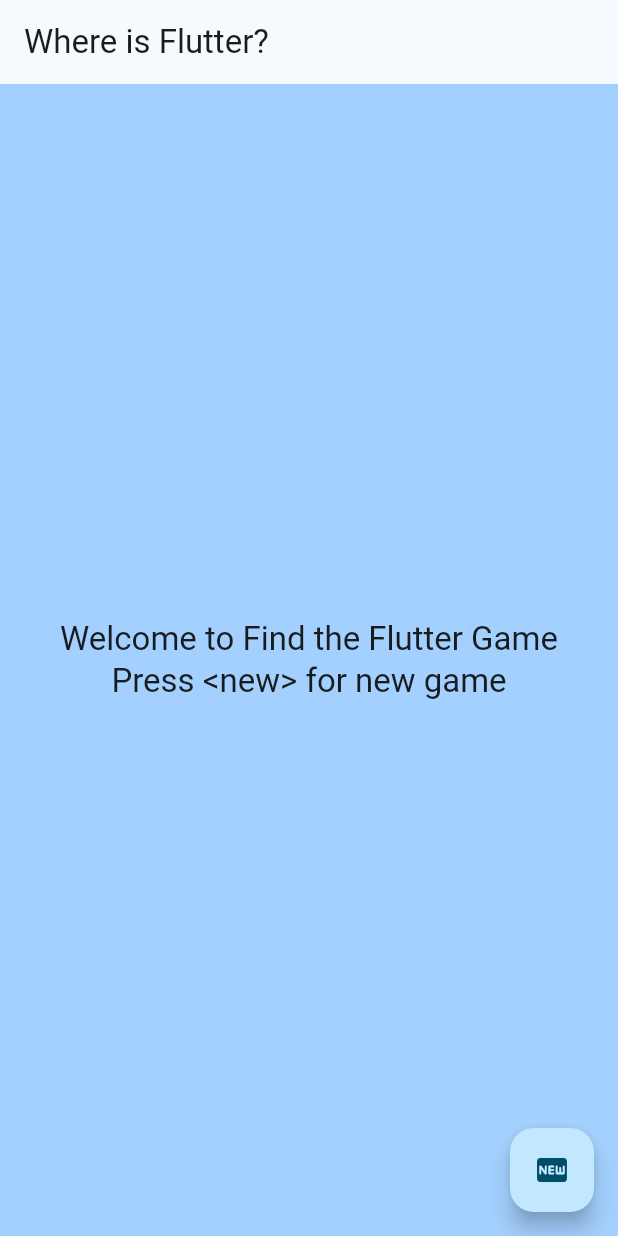
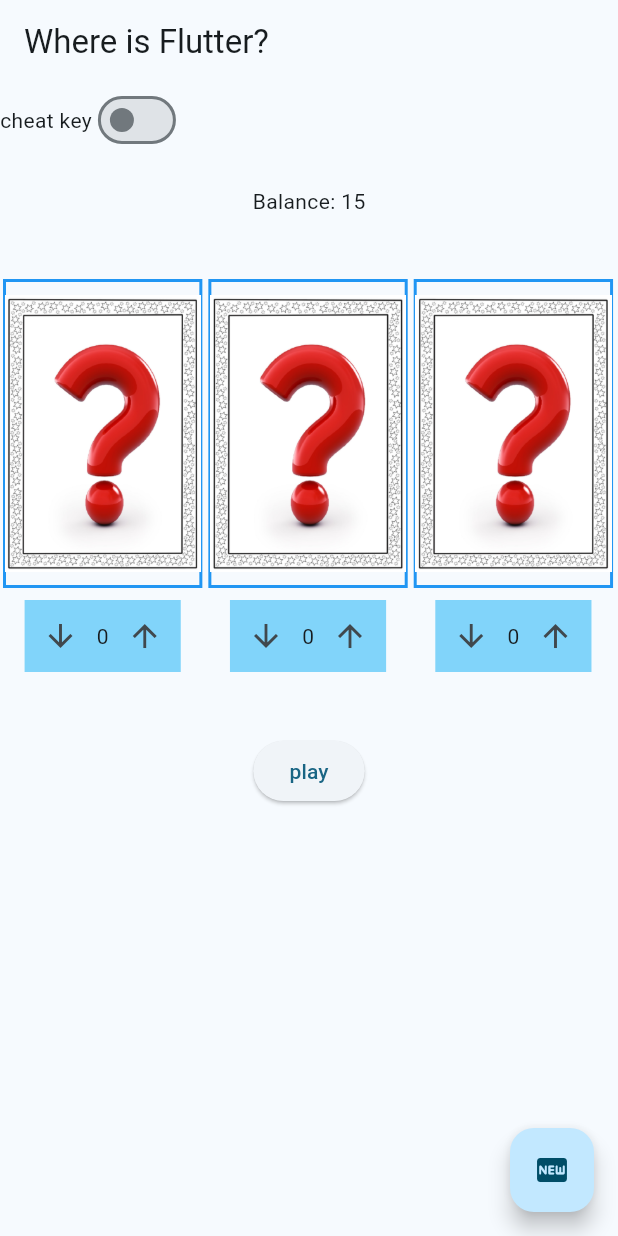
Before and after one commit to sunny99099/avalapa-pbheemarthi-project1-cmsc5303, a Flutter app: the screen it shows after launch, after a tap on the "fiber new" icon, on a phone screen of 412 x 824 dp. Run offline on Flutter 3.47's test engine with Material 3 defaults, Android fonts, the phone set to English and light mode, and no system bars.

Commit message:
playing Screen

```diff
--- /dev/null
+++ b/lib/controller/Game_controller.dart
@@ -0,0 +1,31 @@
+import 'package:avalapa_pbheemarthi_project1_cmsc530/View/home_Screen.dart';
+
+class GameController{
+  HomeState state;
+  GameController(this.state);
+
+  void onPressedNewGame(){
+    state.callSetState((){
+      state.model.restart();
+    });
+  }
+
+  void onPressedDownArrow(int i){
+    state.callSetState((){
+      state.model.board[i].card_bet--;
+    });
+  }
+
+  void onPressedUpArrow(int i){
+    state.callSetState((){
+      state.model.board[i].card_bet++;
+    });
+  }
+
+  void onPressedSwitch(){
+    state.callSetState((){
+      state.cheat_display();
+    });
+  }
+
+}
--- a/lib/model/game_model.dart
+++ b/lib/model/game_model.dart
@@ -1,27 +1,28 @@
 enum Cards{flutterCard, unturendCard, emptyCard,}
 enum GameState{init, playing, over}
 
+class boards{
+  late int card_bet;
+  late Cards card;
+  boards({card_bet, card});
+}
+
 class GameModel{
   int balance = 15;
-  int card1 = 0;
-  int card2 = 0;
-  int card3 = 0;
+
   GameState state = GameState.init;
-  late final List<Cards> board;
+  late final List<boards> board;
 
   GameModel(){
-    board = [
-      for(int i = 0; i < 3; i++) Cards.unturendCard,
-    ];
+    board = List.generate(3, (index) => boards(card_bet: 0, card: Cards.unturendCard));
   }
 
   void restart(){
     balance = 15;
-    card1 = 0;
-    card2 = 0;
-    card3 = 0;
+    state = GameState.playing;
     for(int i = 0; i < 3; i++){
-      board[i] = Cards.unturendCard;
+      board[i].card_bet = 0;
+      board[i].card =Cards.unturendCard;
     }
 
   }
--- a/lib/view/Home_Screen.dart
+++ b/lib/view/Home_Screen.dart
@@ -1,3 +1,5 @@
+import 'package:avalapa_pbheemarthi_project1_cmsc530/controller/Game_controller.dart';
+import 'package:avalapa_pbheemarthi_project1_cmsc530/model/game_model.dart';
 import 'package:flutter/material.dart';
 
 class HomeScreen extends StatefulWidget {
@@ -12,6 +14,24 @@
 }
 
 class HomeState extends State<HomeScreen> {
+  late GameModel model;
+  late GameController con;
+  bool setSwitch = false;
+
+  Map<Cards, Widget> images = {
+    Cards.emptyCard: Image.asset("images/empty_card.png"),
+    Cards.flutterCard: Image.asset("images/flutter_card.png"),
+    Cards.unturendCard: Image.asset("images/Unturned.png"),
+  };
+
+  void callSetState(fn) => setState(fn);
+  @override
+  void initState() {
+    super.initState();
+    con = GameController(this);
+    model = GameModel();
+  }
+
   @override
   Widget build(BuildContext context) {
     return Scaffold(
@@ -20,22 +40,21 @@
       ),
       body: bodyView(context),
       floatingActionButton: FloatingActionButton(
-        onPressed: (){},
+        onPressed: con.onPressedNewGame,
         child: const Icon(Icons.fiber_new_rounded),
       ),
     );
   }
 
-   Widget bodyView(BuildContext context) {
-     return initScreen(context);
-  /*  switch (model.state) {
+  Widget bodyView(BuildContext context) {
+    switch (model.state) {
       case GameState.init:
         return initScreen(context);
       case GameState.playing:
         return playingScreen(context);
       case GameState.over:
-        return GameOverScreeen(context);
-    }*/
+        return GameOverScreeen(context, 1);
+    }
   }
 
   Widget initScreen(BuildContext context) {
@@ -58,4 +77,96 @@
       ),
     );
   }
+  void cheat_display(){
+    const Text("hello world");
+  }
+  Widget playingScreen(BuildContext context) {
+    return Column(
+      children: [
+        Row(
+          children: [
+            const Text("cheat key"),
+            Switch(value: setSwitch, onChanged:(value){callSetState((){setSwitch = value;});} ),
+
+          ],
+        ),
+        if(setSwitch) const Text("data"),
+        const SizedBox(height: 20,),
+        Text("Balance: ${model.balance}"),
+        const SizedBox(height: 40,),
+        Center(
+          child: Row(
+            children: [
+              for (int i = 0; i < 3; i++) gamecard(context, i),
+            ],
+          ),
+        ),
+        const SizedBox(height: 40,),
+        ElevatedButton(onPressed: (){}, child: const Text("play")),
+      ],
+    );
+  }
+
+  Widget gamecard(BuildContext context, int i) {
+    return Padding(
+      padding: const EdgeInsets.all(2.0),
+      child: Column(
+        crossAxisAlignment: CrossAxisAlignment.center,
+        mainAxisAlignment: MainAxisAlignment.center,
+        children: [
+          SizedBox(
+            width: MediaQuery.of(context).size.width / 3.1,
+            height: MediaQuery.of(context).size.width / 2,
+            child: OutlinedButton(
+              onPressed: () {},
+              style: OutlinedButton.styleFrom(
+                padding: EdgeInsets.zero,
+                side: const BorderSide(width: 2.0, color: Colors.blue),
+                shape: const RoundedRectangleBorder(
+                  borderRadius: BorderRadius.zero,
+                ),
+              ),
+              child: Padding(
+                padding: const EdgeInsets.all(1.0),
+                child: images[
+                    model.board[i].card],
+              ),
+            ),
+          ),
+            const SizedBox(height: 8,),
+          Container(
+            color: Colors.lightBlue[200],
+            child: Row(
+              children: [
+                IconButton(
+                      onPressed: (){con.onPressedDownArrow(i);},
+                      icon: const Icon(Icons.arrow_downward),
+                    ),
+                Text("${model.board[i].card_bet}"),
+                IconButton(
+                      onPressed: (){con.onPressedUpArrow(i);},
+                      icon: const Icon(Icons.arrow_upward),
+                    ),
+
+              ],
+            ),
+          ),
+        ],
+      ),
+    );
+  }
+
+  Widget GameOverScreeen(BuildContext context, int i) {
+    return Column(
+      children: [
+        SizedBox(
+            width: MediaQuery.of(context).size.width / 4,
+            height: MediaQuery.of(context).size.width / 4,
+            child: OutlinedButton(
+              onPressed: () {},
+              child: images[model.board[i].card],
+            )),
+      ],
+    );
+  }
 }
```
Also changed, not shown: pubspec.yaml (+4 -3 lines), images/Unturned.png (added), images/empty_card.jpg (added), images/flutter_card.png (added).
